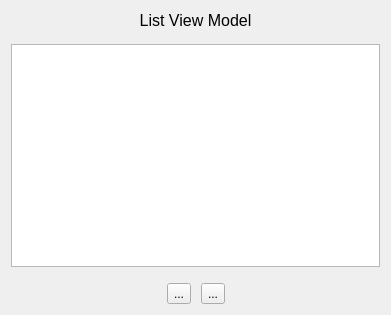
Old version of the form listview.ui in the repository copperspice/kitchensink.
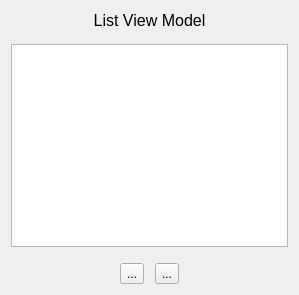
New version of the form. Icons and pictures are not drawn.

Commit message: Listview sample completed

What changed in the file:
```diff
--- a/listview.ui
+++ b/listview.ui
@@ -6,15 +6,15 @@
    <rect>
     <x>0</x>
     <y>0</y>
-    <width>391</width>
-    <height>315</height>
+    <width>299</width>
+    <height>295</height>
    </rect>
   </property>
   <property name="windowTitle">
    <string>Form</string>
   </property>
-  <layout class="QVBoxLayout" name="verticalLayout">
-   <item>
+  <layout class="QGridLayout" name="gridLayout">
+   <item row="0" column="0">
     <widget class="QLabel" name="label_1">
      <property name="font">
       <font>
@@ -29,7 +29,7 @@
      </property>
     </widget>
    </item>
-   <item>
+   <item row="1" column="0">
     <spacer name="verticalSpacer_1">
      <property name="orientation">
       <enum>Qt::Vertical</enum>
@@ -45,10 +45,10 @@
      </property>
     </spacer>
    </item>
-   <item>
+   <item row="2" column="0">
     <widget class="QListView" name="listView"/>
    </item>
-   <item>
+   <item row="3" column="0">
     <spacer name="verticalSpacer_2">
      <property name="orientation">
       <enum>Qt::Vertical</enum>
@@ -64,13 +64,13 @@
      </property>
     </spacer>
    </item>
-   <item>
-    <layout class="QHBoxLayout" name="horizontalLayout">
+   <item row="4" column="0">
+    <layout class="QHBoxLayout" name="horizontalLayout_1">
      <property name="spacing">
-      <number>10</number>
+      <number>11</number>
      </property>
      <item>
-      <spacer name="horizontalSpacer_1">
+      <spacer name="horizontalSpacer_3">
        <property name="orientation">
         <enum>Qt::Horizontal</enum>
        </property>
@@ -123,7 +123,7 @@
       </widget>
      </item>
      <item>
-      <spacer name="horizontalSpacer_3">
+      <spacer name="horizontalSpacer_2">
        <property name="orientation">
         <enum>Qt::Horizontal</enum>
        </property>
```
Left out of the diff: 18 changed lines with no effect on the pictures. The commit also changes 6 other files.
